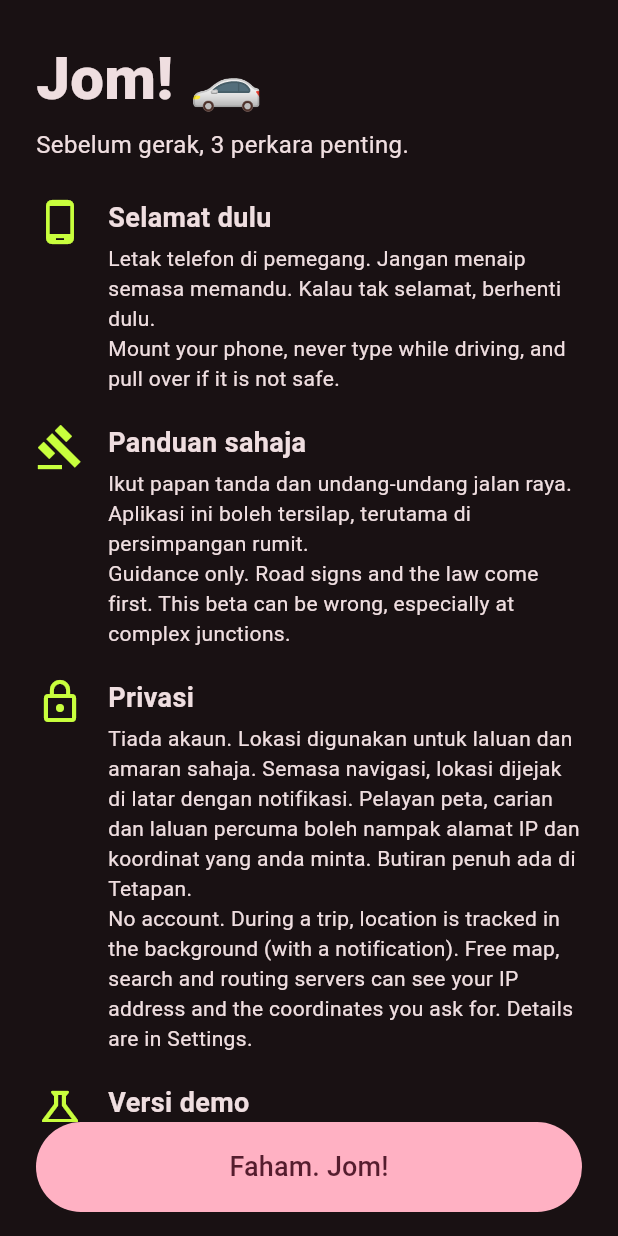
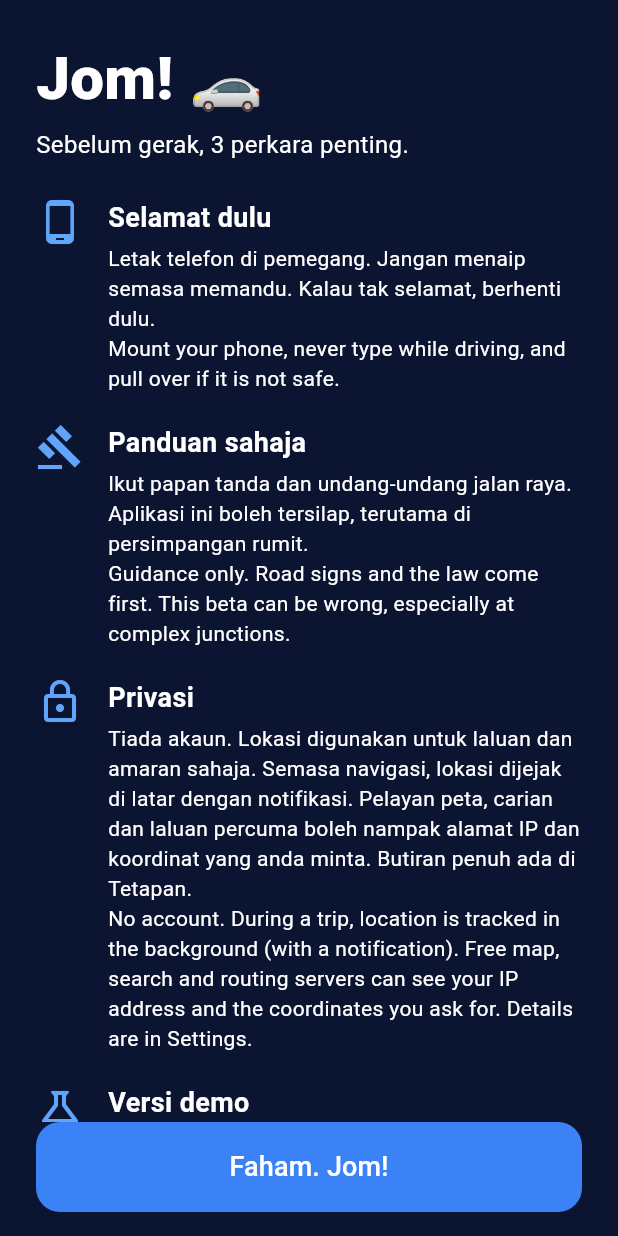
Before and after one commit to cng605568-art/jomlah, a Flutter app: the screen it shows after launch, on a phone screen of 412 x 824 dp. Run offline on Flutter 3.47's test engine with Material 3 defaults, Android fonts, the phone set to English and light mode, and no system bars; our stand-ins replace flutter_map, flutter_riverpod, flutter_tts, geolocator, latlong2, permission_handler and 2 more.

Commit message:
Dark blue UI; route line starts exactly at the moving car
- Route line: redrawn every frame from the gliding car (CarPose.alongM +
  remainingFromDistance), so no stretch of line is left behind the car
  between GPS fixes (was up to ~25 m at 90 km/h).
- New palette in lib/core/app_theme.dart and a dark blue Material theme:
  navy cards with a thin outline and shadow, blue buttons, blue route line
  with a navy edge, turn arrow in a blue tile, report buttons, speed bubble,
  Simulasi pill, prompts, banners and sheets restyled; pink removed.
- Tests for route trimming and CarPose.alongM. DEVELOPING updated.

Co-Authored-By: Claude Opus 5.5 <noreply@anthropic.com>
Claude-Session: https://claude.ai/code/session_01TcBcZoTn2PeeH7SHMLn72M

```diff
--- /dev/null
+++ b/lib/core/app_theme.dart
@@ -0,0 +1,104 @@
+import 'package:flutter/material.dart';
+
+/// Jomlah's colours: a modern dark blue, with the icon's cyan and lime as small accents.
+/// Change a colour here and it changes everywhere.
+class AppColors {
+  AppColors._();
+
+  static const navy = Color(0xFF0B1430); // app background
+  static const surface = Color(0xFF111C3D); // cards and sheets
+  static const overlay = Color(0xF2111C3D); // cards floating over the map (slightly see-through)
+  static const raised = Color(0xFF1A2A55); // buttons and chips sitting on a card
+  static const outline = Color(0xFF2B3A67); // thin borders and dividers
+  static const primary = Color(0xFF3B82F6); // the main blue: buttons, highlights
+  static const primaryDeep = Color(0xFF2563EB); // strong buttons
+  static const sky = Color(0xFF60A5FA); // icons and links on dark backgrounds
+  static const cyan = Color(0xFF22D3EE); // second accent
+  static const lime = Color(0xFFC8FF3D); // brand accent from the icon, used sparingly
+  static const textMuted = Color(0xFFA9B6D6); // secondary text
+  static const warning = Color(0xFFF59E0B); // GPS problems, road alerts
+  static const danger = Color(0xFFEF4444); // over the speed limit
+
+  // On the map
+  static const route = Color(0xFF2F7BFF); // the route ahead
+  static const routeBorder = Color(0xFF0B1F5C);
+  static const routeOption = Color(0xFF8FA3C7); // other routes while choosing
+  static const destination = Color(0xFFF43F5E);
+}
+
+ThemeData buildAppTheme() {
+  final scheme = ColorScheme.fromSeed(
+    seedColor: AppColors.primary,
+    brightness: Brightness.dark,
+  ).copyWith(
+    primary: AppColors.primary,
+    onPrimary: Colors.white,
+    primaryContainer: AppColors.primaryDeep,
+    onPrimaryContainer: Colors.white,
+    secondary: AppColors.cyan,
+    onSecondary: AppColors.navy,
+    secondaryContainer: const Color(0xFF1E3A8A),
+    onSecondaryContainer: Colors.white,
+    surface: AppColors.surface,
+    onSurface: Colors.white,
+    onSurfaceVariant: AppColors.textMuted,
+    surfaceContainerLowest: AppColors.navy,
+    surfaceContainerLow: AppColors.surface,
+    surfaceContainer: AppColors.surface,
+    surfaceContainerHigh: AppColors.raised,
+    surfaceContainerHighest: AppColors.raised,
+    outline: AppColors.outline,
+    outlineVariant: AppColors.outline,
+  );
+
+  final rounded = RoundedRectangleBorder(borderRadius: BorderRadius.circular(16));
+
+  return ThemeData(
+    useMaterial3: true,
+    colorScheme: scheme,
+    scaffoldBackgroundColor: AppColors.navy,
+    canvasColor: AppColors.surface,
+    bottomSheetTheme: const BottomSheetThemeData(
+      backgroundColor: AppColors.surface,
+      surfaceTintColor: Colors.transparent,
+      dragHandleColor: AppColors.outline,
+    ),
+    snackBarTheme: const SnackBarThemeData(
+      backgroundColor: AppColors.raised,
+      contentTextStyle: TextStyle(color: Colors.white),
+      behavior: SnackBarBehavior.floating,
+    ),
+    floatingActionButtonTheme: const FloatingActionButtonThemeData(
+      backgroundColor: AppColors.primaryDeep,
+      foregroundColor: Colors.white,
+    ),
+    popupMenuTheme: const PopupMenuThemeData(color: AppColors.raised),
+    dividerTheme: const DividerThemeData(color: AppColors.outline),
+    progressIndicatorTheme: const ProgressIndicatorThemeData(color: AppColors.sky),
+    chipTheme: const ChipThemeData(
+      backgroundColor: AppColors.raised,
+      selectedColor: AppColors.primaryDeep,
+      checkmarkColor: Colors.white,
+      labelStyle: TextStyle(color: Colors.white),
+      side: BorderSide.none,
+      shape: StadiumBorder(),
+    ),
+    filledButtonTheme: FilledButtonThemeData(
+      style: FilledButton.styleFrom(
+        backgroundColor: AppColors.primary,
+        foregroundColor: Colors.white,
+        shape: rounded,
+      ),
+    ),
+    outlinedButtonTheme: OutlinedButtonThemeData(
+      style: OutlinedButton.styleFrom(
+        foregroundColor: Colors.white,
+        side: const BorderSide(color: AppColors.outline),
+        shape: rounded,
+      ),
+    ),
+    textButtonTheme: TextButtonThemeData(
+      style: TextButton.styleFrom(foregroundColor: AppColors.sky),
+    ),
+  );
+}
--- a/lib/features/map/presentation/arrival_sheet.dart
+++ b/lib/features/map/presentation/arrival_sheet.dart
@@ -3,6 +3,7 @@ import 'package:flutter_riverpod/flutter_riverpod.dart';
 import '../../search/application/places_provider.dart';
 import '../../search/domain/place.dart';
 import '../domain/trip_stats.dart';
+import '../../../core/app_theme.dart';
 
 /// Shown when you arrive: how the trip went, and a shortcut to save the place.
 Future<void> showArrivalSheet(
@@ -26,7 +27,7 @@ Future<void> showArrivalSheet(
             if (place != null)
               Padding(
                 padding: const EdgeInsets.only(top: 4),
-                child: Text(place.name, style: const TextStyle(fontSize: 16, color: Colors.white70)),
+                child: Text(place.name, style: const TextStyle(fontSize: 16, color: AppColors.textMuted)),
               ),
             const SizedBox(height: 16),
             Row(
@@ -91,7 +92,7 @@ class _Stat extends StatelessWidget {
   Widget build(BuildContext context) => Column(
         crossAxisAlignment: CrossAxisAlignment.start,
         children: [
-          Text(label, style: const TextStyle(fontSize: 13, color: Colors.white70)),
+          Text(label, style: const TextStyle(fontSize: 13, color: AppColors.textMuted)),
           Text(value, style: const TextStyle(fontSize: 22, fontWeight: FontWeight.w800)),
         ],
       );
--- a/lib/features/map/presentation/car_marker.dart
+++ b/lib/features/map/presentation/car_marker.dart
@@ -21,7 +21,7 @@ class CarMarker extends StatelessWidget {
             height: 64,
             decoration: const BoxDecoration(
               shape: BoxShape.circle,
-              color: Color(0x40C8FF3D), // soft neon halo
+              color: Color(0x403B82F6), // soft blue halo
             ),
           ),
           Transform.rotate(
--- a/lib/features/onboarding/presentation/onboarding_screen.dart
+++ b/lib/features/onboarding/presentation/onboarding_screen.dart
@@ -1,5 +1,6 @@
 import 'package:flutter/material.dart';
 import '../../../core/app_info.dart';
+import '../../../core/app_theme.dart';
 
 /// Shown once, before the first location permission prompt.
 class OnboardingScreen extends StatelessWidget {
@@ -88,7 +89,7 @@ class _Point extends StatelessWidget {
         child: Row(
           crossAxisAlignment: CrossAxisAlignment.start,
           children: [
-            Icon(icon, size: 32, color: const Color(0xFFC8FF3D)),
+            Icon(icon, size: 32, color: AppColors.sky),
             const SizedBox(width: 16),
             Expanded(
               child: Column(
--- a/lib/features/settings/presentation/settings_button.dart
+++ b/lib/features/settings/presentation/settings_button.dart
@@ -7,6 +7,7 @@ import '../../routing/application/route_prefs_provider.dart';
 import '../../routing/domain/route_prefs.dart';
 import '../../voice/application/voice_providers.dart';
 import '../../voice/domain/voice_packs.dart';
+import '../../../core/app_theme.dart';
 
 class SettingsButton extends ConsumerWidget {
   const SettingsButton({super.key});
@@ -68,7 +69,7 @@ class SettingsButton extends ConsumerWidget {
                     const Padding(
                       padding: EdgeInsets.symmetric(horizontal: 16),
                       child: Text('Berkuat kuasa pada laluan seterusnya.',
-                          style: TextStyle(fontSize: 12, color: Colors.white70)),
+                          style: TextStyle(fontSize: 12, color: AppColors.textMuted)),
                     ),
                     const _Heading('Arah peta semasa memandu'),
                     Padding(
--- a/lib/main.dart
+++ b/lib/main.dart
@@ -1,6 +1,7 @@
 import 'package:flutter/material.dart';
 import 'package:flutter_riverpod/flutter_riverpod.dart';
 import 'package:shared_preferences/shared_preferences.dart';
+import 'core/app_theme.dart';
 import 'core/prefs.dart';
 import 'features/map/presentation/map_screen.dart';
 import 'features/onboarding/application/onboarding_provider.dart';
@@ -24,11 +25,7 @@ class JomlahApp extends StatelessWidget {
   Widget build(BuildContext context) => MaterialApp(
         title: 'Jomlah',
         debugShowCheckedModeBanner: false,
-        theme: ThemeData(
-          useMaterial3: true,
-          colorSchemeSeed: const Color(0xFFFF4F8B),
-          brightness: Brightness.dark,
-        ),
+        theme: buildAppTheme(),
         home: const _Gate(),
       );
 }
```
Also changed, not shown: lib/features/map/domain/car_motion.dart (+21 -2 lines), lib/features/map/presentation/location_banner.dart (+9 -5 lines), lib/features/map/presentation/map_screen.dart (+52 -23 lines), lib/features/map/presentation/vote_prompt.dart (+8 -2 lines), lib/features/map/presentation/widgets.dart (+9 -3 lines), lib/features/routing/domain/route_plan.dart (+17 -0 lines), lib/features/routing/presentation/nav_banner.dart (+20 -7 lines), lib/features/search/presentation/search_box.dart (+12 -6 lines), 3 other files.
